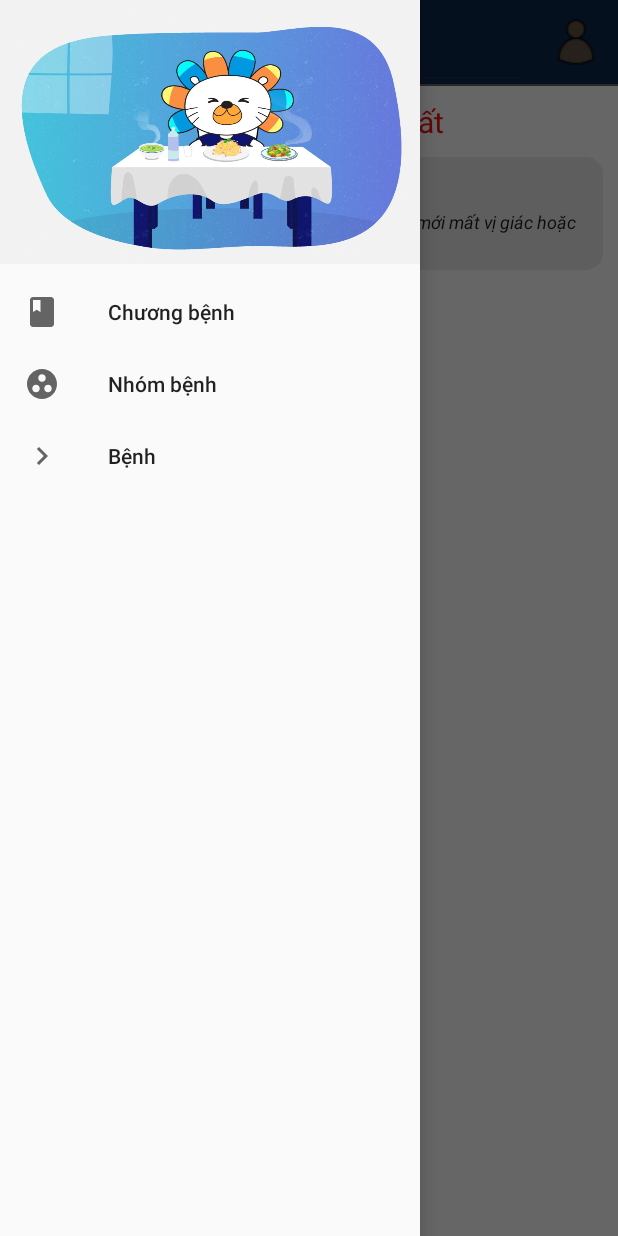
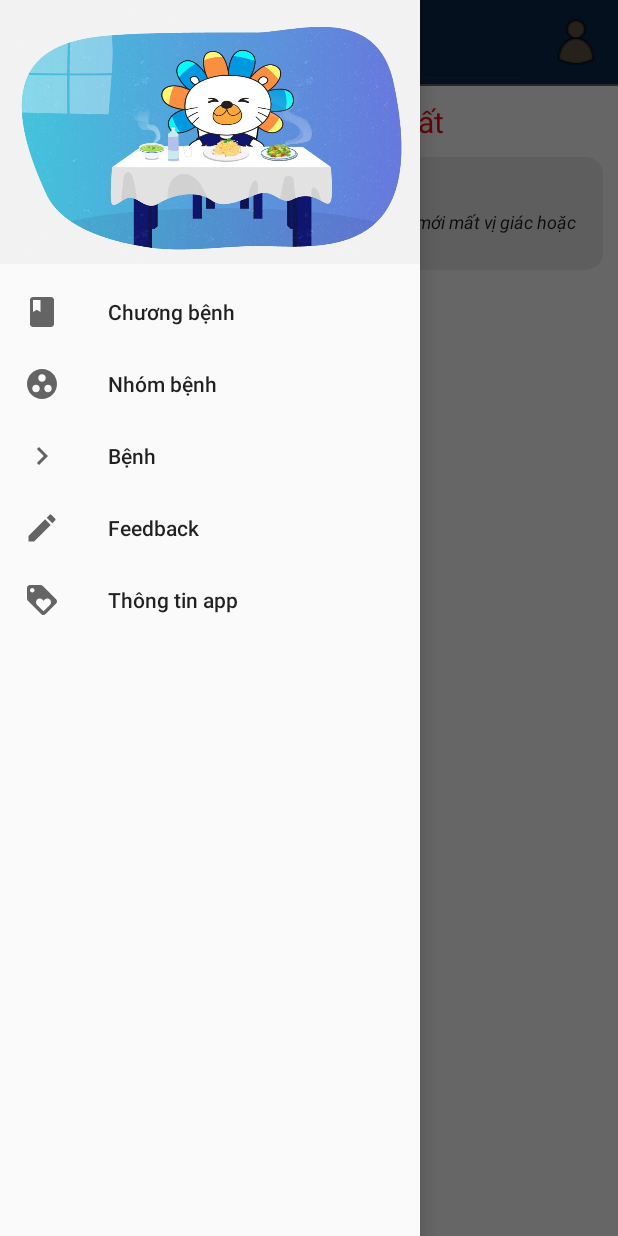
Before and after one commit to HoaiThanh000/LTDD_TH71_Nhom13, an Android app: the screen it shows after launch (MainActivity), with the side drawer open, on a phone screen of 412 x 824 dp. Run offline under Robolectric (Android 15) with nearby library versions, the phone set to English and light mode, and no system bars.

Commit message:
Them menu
abc

```diff
--- /dev/null
+++ b/app/src/main/res/drawable/ic_bl.xml
@@ -0,0 +1,9 @@
+<vector xmlns:android="http://schemas.android.com/apk/res/android"
+        android:width="24dp"
+        android:height="24dp"
+        android:viewportWidth="24.0"
+        android:viewportHeight="24.0">
+    <path
+        android:fillColor="#FF000000"
+        android:pathData="M3,17.25V21h3.75L17.81,9.94l-3.75,-3.75L3,17.25zM20.71,7.04c0.39,-0.39 0.39,-1.02 0,-1.41l-2.34,-2.34c-0.39,-0.39 -1.02,-0.39 -1.41,0l-1.83,1.83 3.75,3.75 1.83,-1.83z"/>
+</vector>
--- /dev/null
+++ b/app/src/main/res/drawable/ic_information.xml
@@ -0,0 +1,9 @@
+<vector xmlns:android="http://schemas.android.com/apk/res/android"
+        android:width="24dp"
+        android:height="24dp"
+        android:viewportWidth="24.0"
+        android:viewportHeight="24.0">
+    <path
+        android:fillColor="#FF000000"
+        android:pathData="M21.41,11.58l-9,-9C12.05,2.22 11.55,2 11,2L4,2c-1.1,0 -2,0.9 -2,2v7c0,0.55 0.22,1.05 0.59,1.42l9,9c0.36,0.36 0.86,0.58 1.41,0.58 0.55,0 1.05,-0.22 1.41,-0.59l7,-7c0.37,-0.36 0.59,-0.86 0.59,-1.41 0,-0.55 -0.23,-1.06 -0.59,-1.42zM5.5,7C4.67,7 4,6.33 4,5.5S4.67,4 5.5,4 7,4.67 7,5.5 6.33,7 5.5,7zM17.27,15.27L13,19.54l-4.27,-4.27C8.28,14.81 8,14.19 8,13.5c0,-1.38 1.12,-2.5 2.5,-2.5 0.69,0 1.32,0.28 1.77,0.74l0.73,0.72 0.73,-0.73c0.45,-0.45 1.08,-0.73 1.77,-0.73 1.38,0 2.5,1.12 2.5,2.5 0,0.69 -0.28,1.32 -0.73,1.77z"/>
+</vector>
--- a/app/src/main/res/menu/drawer_menu.xml
+++ b/app/src/main/res/menu/drawer_menu.xml
@@ -12,5 +12,12 @@
         <item android:id="@+id/nav_disease"
             android:title="Bệnh"
             android:icon="@drawable/ic_chevron"/>
+        <item android:id="@+id/nav_bl"
+            android:title="Feedback"
+            android:icon="@drawable/ic_bl"/>
+        <item android:id="@+id/nav_information"
+            android:title="Thông tin app"
+            android:icon="@drawable/ic_information"/>
+
     </group>
 </menu>
--- a/gradle.properties
+++ b/gradle.properties
@@ -1,4 +1,4 @@
-# Project-wide Gradle settings.
+    # Project-wide Gradle settings.
 # IDE (e.g. Android Studio) users:
 # Gradle settings configured through the IDE *will override*
 # any settings specified in this file.
```
Also changed, not shown: 1 other file.
